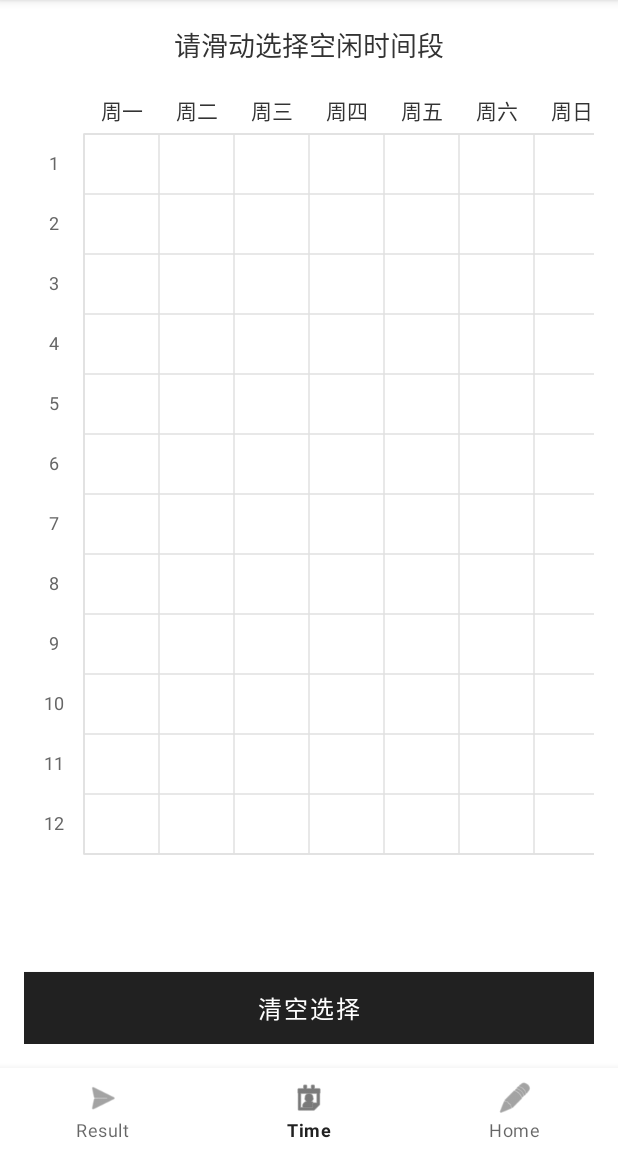
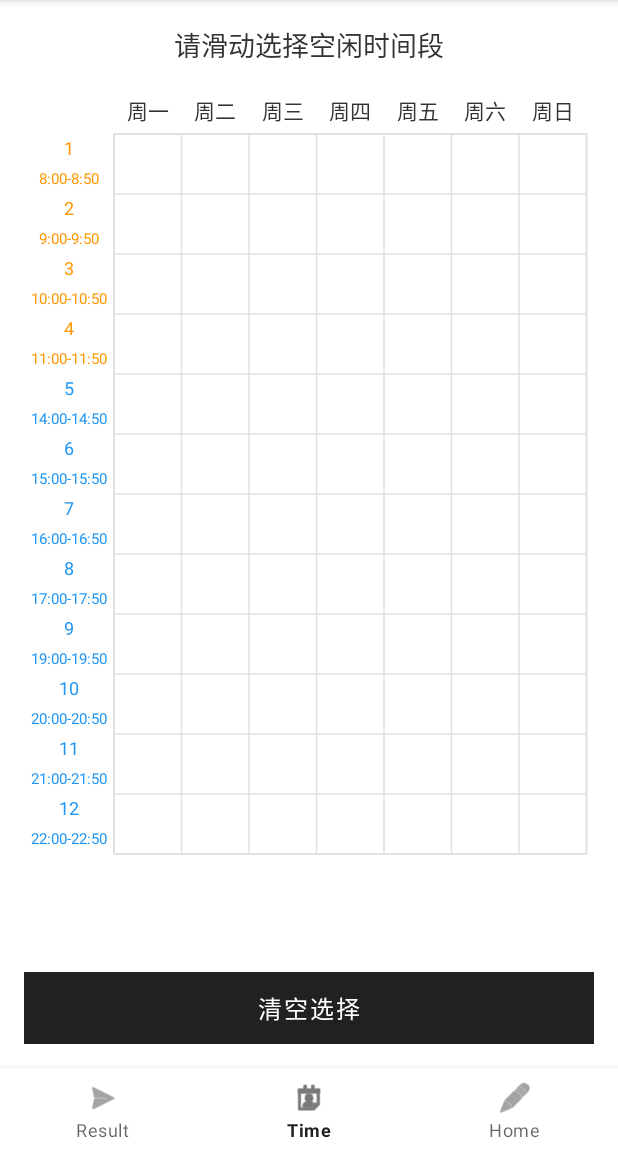
Before and after one commit to hui199/UCourse, an Android app: the screen it shows after launch (MainActivity), item 2 of the bottom bar chosen, on a phone screen of 412 x 824 dp, the part 84-1236 px from its top. Run offline under Robolectric (Android 15) with nearby library versions, the phone set to English and light mode, and no system bars.

Commit message:
change 1234 corses color

```diff
--- a/app/src/main/java/com/pku/or/courseassistant/view/TimeTableView.java
+++ b/app/src/main/java/com/pku/or/courseassistant/view/TimeTableView.java
@@ -6,6 +6,7 @@ import android.graphics.Canvas;
 import android.graphics.Paint;
 import android.graphics.RectF;
 import android.os.Handler;
+import android.text.TextPaint;
 import android.util.AttributeSet;
 import android.util.DisplayMetrics;
 import android.util.TypedValue;
@@ -42,16 +43,20 @@ public class TimeTableView extends View {
     private float cellHeight;
     private float headerHeight;
     private float sideBarWidth;
+    private int morningTextColor;
+    private int afternoonTextColor;
+    private float timeTextSize;
 
     // 绘制工具
     private Paint gridPaint;
     private Paint timeSlotPaint;
-    private Paint textPaint;
-    private Paint headerTextPaint;
+    private TextPaint textPaint;
+    private TextPaint headerTextPaint;
+    private TextPaint timeTextPaint;
     private Paint longPressPaint;
 
     // 数据
-    private Map<Integer, List<TimeSlot>> timeSlotsMap; // key: day, value: 当天的timeslots
+    private Map<Integer, List<TimeSlot>> timeSlotsMap;
     private List<OnTimeSelectListener> listeners;
 
     // 触摸相关
@@ -68,7 +73,14 @@ public class TimeTableView extends View {
 
     // 星期标题
     private String[] weekDays = {"周一", "周二", "周三", "周四", "周五", "周六", "周日"};
-    private String[] timeSections = {"1", "2", "3", "4", "5", "6", "7", "8", "9", "10", "11", "12"};
+
+    // 节次和时间信息 - 每行包含节次数和时间段
+    private String[] sectionNumbers = {"1", "2", "3", "4", "5", "6", "7", "8", "9", "10", "11", "12"};
+    private String[] timeRanges = {
+            "8:00-8:50", "9:00-9:50", "10:00-10:50", "11:00-11:50",
+            "14:00-14:50", "15:00-15:50", "16:00-16:50", "17:00-17:50",
+            "19:00-19:50", "20:00-20:50", "21:00-21:50", "22:00-22:50"
+    };
 
     public TimeTableView(Context context) {
         this(context, null);
@@ -105,7 +117,6 @@ public class TimeTableView extends View {
             }
         };
 
-        // 设置点击事件
         setClickable(true);
     }
 
@@ -131,14 +142,25 @@ public class TimeTableView extends View {
                 getResources().getColor(R.color.side_bar_text_color));
         sideBarTextSize = ta.getDimension(R.styleable.TimeTableView_sideBarTextSize,
                 TypedValue.applyDimension(TypedValue.COMPLEX_UNIT_SP, 12, metrics));
+
+        // 减小列宽以适应屏幕
         cellWidth = ta.getDimension(R.styleable.TimeTableView_cellWidth,
-                TypedValue.applyDimension(TypedValue.COMPLEX_UNIT_DIP, 50, metrics));
+                TypedValue.applyDimension(TypedValue.COMPLEX_UNIT_DIP, 45, metrics)); // 从50dp减小到45dp
+
         cellHeight = ta.getDimension(R.styleable.TimeTableView_cellHeight,
                 TypedValue.applyDimension(TypedValue.COMPLEX_UNIT_DIP, 40, metrics));
         headerHeight = ta.getDimension(R.styleable.TimeTableView_headerHeight,
                 TypedValue.applyDimension(TypedValue.COMPLEX_UNIT_DIP, 30, metrics));
         sideBarWidth = ta.getDimension(R.styleable.TimeTableView_sideBarWidth,
-                TypedValue.applyDimension(TypedValue.COMPLEX_UNIT_DIP, 40, metrics));
+                TypedValue.applyDimension(TypedValue.COMPLEX_UNIT_DIP, 60, metrics)); // 增加侧边栏宽度以显示时间
+
+        // 新增属性
+        morningTextColor = ta.getColor(R.styleable.TimeTableView_morningTextColor,
+                getResources().getColor(R.color.morning_text_color));
+        afternoonTextColor = ta.getColor(R.styleable.TimeTableView_afternoonTextColor,
+                getResources().getColor(R.color.afternoon_text_color));
+        timeTextSize = ta.getDimension(R.styleable.TimeTableView_timeTextSize,
+                TypedValue.applyDimension(TypedValue.COMPLEX_UNIT_SP, 10, metrics));
 
         ta.recycle();
     }
@@ -155,21 +177,27 @@ public class TimeTableView extends View {
         timeSlotPaint.setColor(timeSlotColor);
         timeSlotPaint.setStyle(Paint.Style.FILL);
 
-        // 文字画笔
-        textPaint = new Paint(Paint.ANTI_ALIAS_FLAG);
+        // 侧边栏文字画笔
+        textPaint = new TextPaint(Paint.ANTI_ALIAS_FLAG);
         textPaint.setColor(sideBarTextColor);
         textPaint.setTextSize(sideBarTextSize);
         textPaint.setTextAlign(Paint.Align.CENTER);
 
+        // 时间文字画笔
+        timeTextPaint = new TextPaint(Paint.ANTI_ALIAS_FLAG);
+        timeTextPaint.setColor(sideBarTextColor);
+        timeTextPaint.setTextSize(timeTextSize);
+        timeTextPaint.setTextAlign(Paint.Align.CENTER);
+
         // 标题文字画笔
-        headerTextPaint = new Paint(Paint.ANTI_ALIAS_FLAG);
+        headerTextPaint = new TextPaint(Paint.ANTI_ALIAS_FLAG);
         headerTextPaint.setColor(headerTextColor);
         headerTextPaint.setTextSize(headerTextSize);
         headerTextPaint.setTextAlign(Paint.Align.CENTER);
 
         // 长按效果画笔
         longPressPaint = new Paint(Paint.ANTI_ALIAS_FLAG);
-        longPressPaint.setColor(0x66FF0000); // 半透明红色
+        longPressPaint.setColor(0x66FF0000);
         longPressPaint.setStyle(Paint.Style.FILL);
     }
 
@@ -187,6 +215,10 @@ public class TimeTableView extends View {
             width = MeasureSpec.getSize(widthMeasureSpec);
         } else {
             width = Math.min(desiredWidth, MeasureSpec.getSize(widthMeasureSpec));
+            // 如果宽度仍然太大，进一步调整列宽
+            if (width < desiredWidth) {
+                cellWidth = (width - sideBarWidth - getPaddingLeft() - getPaddingRight()) / COLUMN_COUNT;
+            }
         }
 
         if (heightMode == MeasureSpec.EXACTLY) {
@@ -204,6 +236,7 @@ public class TimeTableView extends View {
 
         drawGrid(canvas);
         drawHeaders(canvas);
+        drawSideBarWithTime(canvas); // 修改：使用新的侧边栏绘制方法
         drawTimeSlots(canvas);
         drawCurrentSelection(canvas);
         drawLongPressEffect(canvas);
@@ -238,13 +271,35 @@ public class TimeTableView extends View {
             centerX = sideBarWidth + i * cellWidth + cellWidth / 2;
             canvas.drawText(weekDays[i], centerX, centerY + headerTextSize / 3, headerTextPaint);
         }
+    }
 
-        // 绘制节次标题
-        centerX = sideBarWidth / 2;
+    private void drawSideBarWithTime(Canvas canvas) {
+        float centerX = sideBarWidth / 2;
+
         for (int i = 0; i < ROW_COUNT; i++) {
-            centerY = headerHeight + i * cellHeight + cellHeight / 2 + sideBarTextSize / 3;
-            canvas.drawText(timeSections[i], centerX, centerY, textPaint);
+            float cellTop = headerHeight + i * cellHeight;
+            float cellCenterY = cellTop + cellHeight / 2;
+
+            // 设置颜色：前4节用上午颜色，后面的用下午颜色
+            int textColor = (i < 4) ? morningTextColor : afternoonTextColor;
+            textPaint.setColor(textColor);
+            timeTextPaint.setColor(textColor);
+
+            // 绘制节次数（较大字体，居中偏上）
+            float sectionNumberY = cellCenterY - cellHeight / 4;
+            canvas.drawText(sectionNumbers[i], centerX, sectionNumberY + getTextBaseline(textPaint), textPaint);
+
+            // 绘制时间段（较小字体，居中偏下）
+            float timeY = cellCenterY + cellHeight / 4;
+            canvas.drawText(timeRanges[i], centerX, timeY + getTextBaseline(timeTextPaint), timeTextPaint);
         }
+    }
+
+    /**
+     * 获取文字的基线位置（用于垂直居中）
+     */
+    private float getTextBaseline(TextPaint paint) {
+        return (paint.descent() - paint.ascent()) / 2 - paint.descent();
     }
 
     private void drawTimeSlots(Canvas canvas) {
@@ -290,7 +345,7 @@ public class TimeTableView extends View {
             RectF rect = new RectF(left, top, right, bottom);
 
             Paint selectionPaint = new Paint(Paint.ANTI_ALIAS_FLAG);
-            selectionPaint.setColor(0x664CAF50); // 半透明绿色
+            selectionPaint.setColor(0x664CAF50);
             selectionPaint.setStyle(Paint.Style.FILL);
             canvas.drawRoundRect(rect, 8, 8, selectionPaint);
 
@@ -312,6 +367,9 @@ public class TimeTableView extends View {
             canvas.drawRoundRect(rect, 8, 8, longPressPaint);
         }
     }
+
+    // ... 其他方法（触摸事件处理、时间段管理等）保持不变，与之前相同 ...
+    // 这里省略了部分重复代码以节省空间，实际使用时请保持完整的触摸事件处理逻辑
 
     @Override
     public boolean onTouchEvent(MotionEvent event) {
@@ -349,17 +407,14 @@ public class TimeTableView extends View {
         int section = (int) ((y - headerHeight) / cellHeight);
 
         if (day >= 0 && day < COLUMN_COUNT && section >= 0 && section < ROW_COUNT) {
-            // 检查是否点击在已存在的时间段上
             TimeSlot clickedSlot = findTimeSlotAt(day, section);
             if (clickedSlot != null) {
-                // 开始长按检测
                 longPressedSlot = clickedSlot;
                 touchStartTime = System.currentTimeMillis();
                 longPressHandler.postDelayed(longPressRunnable, LONG_PRESS_DURATION);
                 return;
             }
 
-            // 正常的选择操作
             currentDay = day;
             currentStartSection = section;
             currentEndSection = section;
@@ -371,7 +426,6 @@ public class TimeTableView extends View {
     }
 
     private void handleActionMove(float x, float y) {
-        // 如果正在长按过程中移动，取消长按
         if (longPressedSlot != null) {
             longPressHandler.removeCallbacks(longPressRunnable);
             longPressedSlot = null;
@@ -391,11 +445,9 @@ public class TimeTableView extends View {
     }
 
     private void handleActionUp() {
-        // 取消长按检测
         longPressHandler.removeCallbacks(longPressRunnable);
 
         if (isLongPressTriggered) {
-            // 长按删除已完成，重置状态
             isLongPressTriggered = false;
             longPressedSlot = null;
             invalidate();
@@ -404,7 +456,6 @@ public class TimeTableView extends View {
 
         if (!isSelecting || currentDay < 0) return;
 
-        // 确保startSection <= endSection
         int start = Math.min(currentStartSection, currentEndSection);
         int end = Math.max(currentStartSection, currentEndSection);
 
@@ -422,7 +473,6 @@ public class TimeTableView extends View {
             isLongPressTriggered = true;
             removeTimeSlot(longPressedSlot);
 
-            // 显示删除成功的Toast
             String dayStr = getDayString(longPressedSlot.getDay());
             String message = "已删除周" + dayStr + " 第" + (longPressedSlot.getStartSection() + 1) +
                     "-" + (longPressedSlot.getEndSection() + 1) + "节";
@@ -444,18 +494,15 @@ public class TimeTableView extends View {
         return null;
     }
 
-    // ========== 智能合并时间段算法 ==========
+    // ... 时间段合并和管理方法保持不变 ...
+    // 这里省略了合并算法等重复代码
 
-    /**
-     * 合并指定天的所有相邻或重叠的时间段[2](@ref)
-     */
     private void mergeTimeSlots(int day) {
         List<TimeSlot> daySlots = timeSlotsMap.get(day);
         if (daySlots == null || daySlots.size() <= 1) {
             return;
         }
 
-        // 按开始时间排序[2](@ref)
         Collections.sort(daySlots);
 
         List<TimeSlot> merged = new ArrayList<>();
@@ -464,9 +511,7 @@ public class TimeTableView extends View {
         for (int i = 1; i < daySlots.size(); i++) {
             TimeSlot next = daySlots.get(i);
 
-            // 检查是否重叠或相邻[2](@ref)
             if (current.overlaps(next) || current.isAdjacent(next)) {
-                // 合并时间段
                 current.mergeWith(next);
             } else {
                 merged.add(current);
@@ -475,7 +520,6 @@ public class TimeTableView extends View {
         }
         merged.add(current);
 
-        // 更新合并后的时间段
         timeSlotsMap.put(day, merged);
     }
 
--- a/app/src/main/res/layout/fragment_time.xml
+++ b/app/src/main/res/layout/fragment_time.xml
@@ -31,10 +31,13 @@
         app:headerTextSize="14sp"
         app:sideBarTextColor="@color/side_bar_text_color"
         app:sideBarTextSize="12sp"
-        app:cellWidth="50dp"
+        app:cellWidth="45dp"
         app:cellHeight="40dp"
         app:headerHeight="30dp"
-        app:sideBarWidth="40dp" />
+        app:sideBarWidth="60dp"
+        app:morningTextColor="@color/morning_text_color"
+        app:afternoonTextColor="@color/afternoon_text_color"
+        app:timeTextSize="10sp" />
 
     <Button
         android:id="@+id/clearButton"
--- a/app/src/main/res/values/attrs_time_table.xml
+++ b/app/src/main/res/values/attrs_time_table.xml
@@ -14,5 +14,8 @@
         <attr name="cellHeight" format="dimension" />
         <attr name="headerHeight" format="dimension" />
         <attr name="sideBarWidth" format="dimension" />
+        <attr name="morningTextColor" format="color|reference" />
+        <attr name="afternoonTextColor" format="color|reference" />
+        <attr name="timeTextSize" format="dimension" />
     </declare-styleable>
 </resources>
--- a/app/src/main/res/values/colors.xml
+++ b/app/src/main/res/values/colors.xml
@@ -6,4 +6,6 @@
     <color name="header_text_color">#333333</color>
     <color name="side_bar_text_color">#666666</color>
     <color name="background_color">#FFFFFF</color>
+    <color name="morning_text_color">#FF9800</color> <!-- 橙色表示上午 -->
+    <color name="afternoon_text_color">#2196F3</color> <!-- 蓝色表示下午 -->
 </resources>
```
